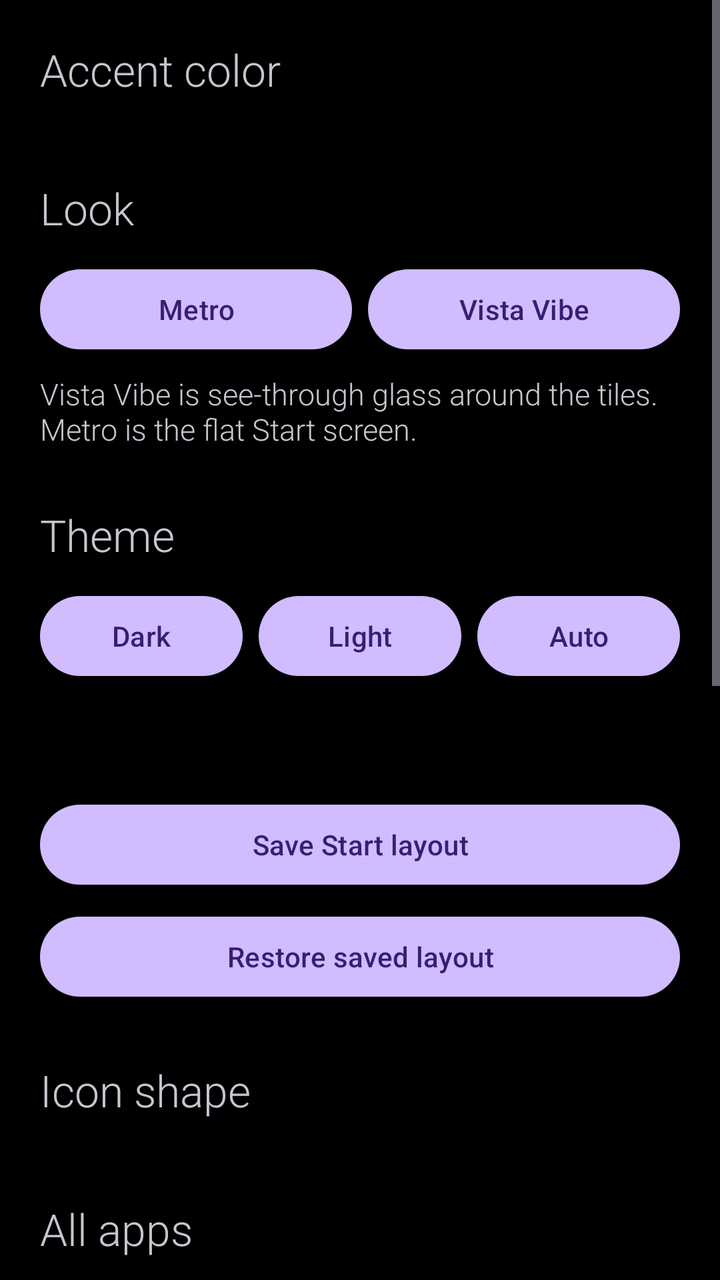
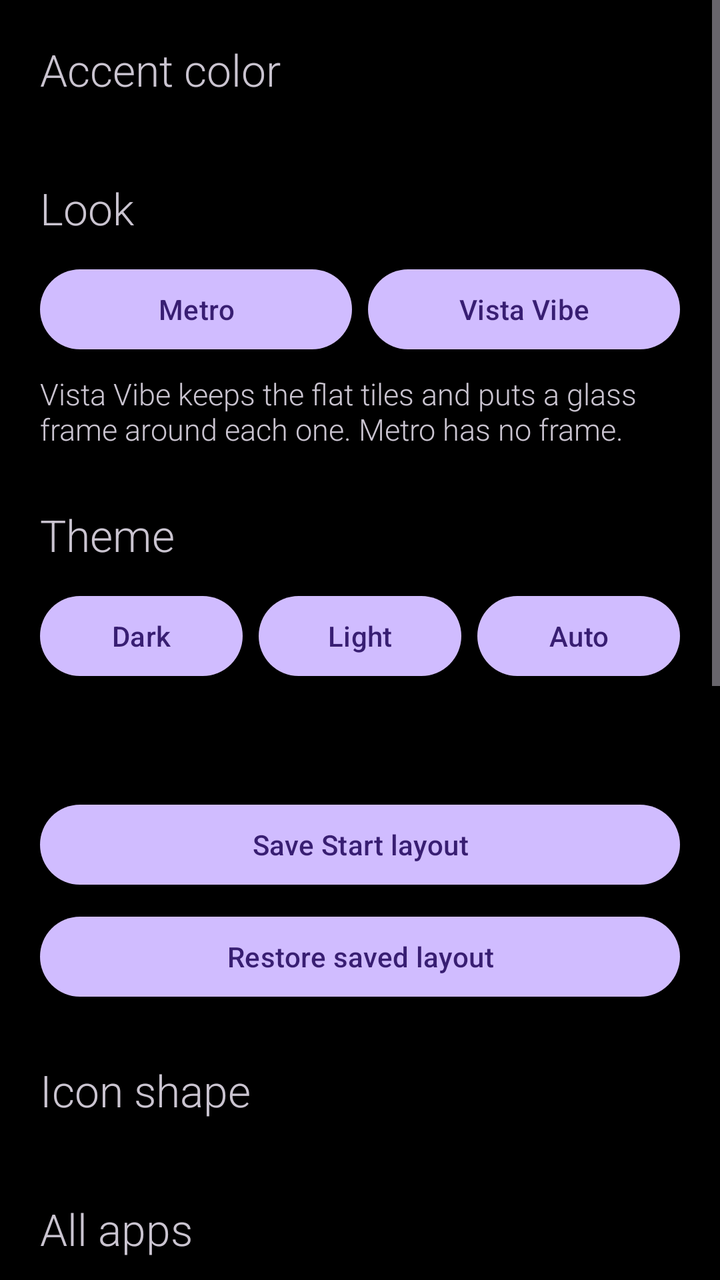

Screens rendered from an Android XML layout before and after an edit, with the pre-edit source and the edit as a unified diff.
<!-- AndroidManifest.xml: application theme Theme.Win10.Dark -->
<!-- res/layout/activity_settings.xml -->
<?xml version="1.0" encoding="utf-8"?>
<ScrollView xmlns:android="http://schemas.android.com/apk/res/android"
    android:layout_width="match_parent"
    android:layout_height="match_parent">

    <LinearLayout
        android:id="@+id/root"
        android:layout_width="match_parent"
        android:layout_height="wrap_content"
        android:orientation="vertical"
        android:padding="20dp">

        <TextView
            android:id="@+id/accentTitle"
            android:layout_width="wrap_content"
            android:layout_height="wrap_content"
            android:fontFamily="sans-serif-light"
            android:text="Accent color"
            android:textSize="22sp" />

        <androidx.recyclerview.widget.RecyclerView
            android:id="@+id/accentGrid"
            android:layout_width="match_parent"
            android:layout_height="wrap_content"
            android:layout_marginTop="12dp"
            android:nestedScrollingEnabled="false" />

        <TextView
            android:id="@+id/lookTitle"
            android:layout_width="wrap_content"
            android:layout_height="wrap_content"
            android:layout_marginTop="28dp"
            android:fontFamily="sans-serif-light"
            android:text="Look"
            android:textSize="22sp" />

        <LinearLayout
            android:layout_width="match_parent"
            android:layout_height="wrap_content"
            android:layout_marginTop="12dp"
            android:orientation="horizontal">

            <Button
                android:id="@+id/metroBtn"
                android:layout_width="0dp"
                android:layout_height="48dp"
                android:layout_weight="1"
                android:text="Metro" />

            <Button
                android:id="@+id/vistaBtn"
                android:layout_width="0dp"
                android:layout_height="48dp"
                android:layout_marginStart="8dp"
                android:layout_weight="1"
                android:text="Vista Vibe" />
        </LinearLayout>

        <TextView
            android:id="@+id/lookStatus"
            android:layout_width="match_parent"
            android:layout_height="wrap_content"
            android:layout_marginTop="8dp"
            android:fontFamily="sans-serif-light"
            android:text="Vista Vibe is see-through glass around the tiles. Metro is the flat Start screen."
            android:textSize="15sp" />

        <TextView
            android:id="@+id/themeTitle"
            android:layout_width="wrap_content"
            android:layout_height="wrap_content"
            android:layout_marginTop="28dp"
            android:fontFamily="sans-serif-light"
            android:text="Theme"
            android:textSize="22sp" />

        <LinearLayout
            android:layout_width="match_parent"
            android:layout_height="wrap_content"
            android:layout_marginTop="12dp"
            android:orientation="horizontal">

            <Button
                android:id="@+id/darkBtn"
                android:layout_width="0dp"
                android:layout_height="48dp"
                android:layout_weight="1"
                android:text="Dark" />

            <Button
                android:id="@+id/lightBtn"
                android:layout_width="0dp"
                android:layout_height="48dp"
                android:layout_weight="1"
                android:layout_marginStart="8dp"
                android:text="Light" />

            <Button
                android:id="@+id/sunBtn"
                android:layout_width="0dp"
                android:layout_height="48dp"
                android:layout_weight="1"
                android:layout_marginStart="8dp"
                android:text="Auto" />
        </LinearLayout>

        <TextView
            android:id="@+id/themeStatus"
            android:layout_width="match_parent"
            android:layout_height="wrap_content"
            android:layout_marginTop="8dp"
            android:fontFamily="sans-serif-light"
            android:textSize="15sp" />

        <Button
            android:id="@+id/saveBtn"
            android:layout_width="match_parent"
            android:layout_height="48dp"
            android:layout_marginTop="28dp"
            android:text="Save Start layout" />

        <Button
            android:id="@+id/restoreBtn"
            android:layout_width="match_parent"
            android:layout_height="48dp"
            android:layout_marginTop="8dp"
            android:text="Restore saved layout" />

        <TextView
            android:id="@+id/iconTitle"
            android:layout_width="wrap_content"
            android:layout_height="wrap_content"
            android:layout_marginTop="28dp"
            android:fontFamily="sans-serif-light"
            android:text="Icon shape"
            android:textSize="22sp" />

        <HorizontalScrollView
            android:layout_width="match_parent"
            android:layout_height="wrap_content"
            android:layout_marginTop="12dp"
            android:scrollbars="none">

            <LinearLayout
                android:id="@+id/iconShapes"
                android:layout_width="wrap_content"
                android:layout_height="wrap_content"
                android:orientation="horizontal" />
        </HorizontalScrollView>

        <TextView
            android:id="@+id/topTitle"
            android:layout_width="wrap_content"
            android:layout_height="wrap_content"
            android:layout_marginTop="28dp"
            android:fontFamily="sans-serif-light"
            android:text="All apps"
            android:textSize="22sp" />

        <TextView
            android:id="@+id/topBlurb"
            android:layout_width="match_parent"
            android:layout_height="wrap_content"
            android:layout_marginTop="8dp"
            android:fontFamily="sans-serif-light"
            android:text="New apps stay at the top until you open them. Under those, the apps you open most."
            android:textSize="15sp" />

        <LinearLayout
            android:layout_width="match_parent"
            android:layout_height="wrap_content"
            android:layout_marginTop="12dp"
            android:gravity="center_vertical"
            android:orientation="horizontal">

            <Button
                android:id="@+id/topMinus"
                android:layout_width="64dp"
                android:layout_height="48dp"
                android:text="−" />

            <TextView
                android:id="@+id/topCount"
                android:layout_width="0dp"
                android:layout_height="wrap_content"
                android:layout_weight="1"
                android:fontFamily="sans-serif-light"
                android:gravity="center"
                android:textSize="18sp" />

            <Button
                android:id="@+id/topPlus"
                android:layout_width="64dp"
                android:layout_height="48dp"
                android:text="+" />
        </LinearLayout>

        <TextView
            android:id="@+id/updateTitle"
            android:layout_width="wrap_content"
            android:layout_height="wrap_content"
            android:layout_marginTop="28dp"
            android:fontFamily="sans-serif-light"
            android:text="Updates"
            android:textSize="22sp" />

        <TextView
            android:id="@+id/updateStatus"
            android:layout_width="match_parent"
            android:layout_height="wrap_content"
            android:layout_marginTop="8dp"
            android:fontFamily="sans-serif-light"
            android:text="Checking for updates…"
            android:textSize="15sp" />

        <Button
            android:id="@+id/updateBtn"
            android:layout_width="match_parent"
            android:layout_height="48dp"
            android:layout_marginTop="12dp"
            android:text="Check for updates" />

        <TextView
            android:id="@+id/supportTitle"
            android:layout_width="wrap_content"
            android:layout_height="wrap_content"
            android:layout_marginTop="28dp"
            android:fontFamily="sans-serif-light"
            android:text="Support"
            android:textSize="22sp" />

        <TextView
            android:id="@+id/supportBlurb"
            android:layout_width="match_parent"
            android:layout_height="wrap_content"
            android:layout_marginTop="8dp"
            android:fontFamily="sans-serif-light"
            android:text="If a tile or the turn breaks on another device, send a report. It includes the device, Android version, and the last crash."
            android:textSize="15sp" />

        <Button
            android:id="@+id/diagBtn"
            android:layout_width="match_parent"
            android:layout_height="48dp"
            android:layout_marginTop="12dp"
            android:text="View diagnostics" />

        <Button
            android:id="@+id/reportBtn"
            android:layout_width="match_parent"
            android:layout_height="48dp"
            android:layout_marginTop="8dp"
            android:text="Send report" />

        <Button
            android:id="@+id/coffeeBtn"
            android:layout_width="match_parent"
            android:layout_height="48dp"
            android:layout_marginTop="8dp"
            android:text="Buy me a coffee" />
    </LinearLayout>
</ScrollView>
<!-- resources referenced by this layout -->
<resources>
  <style name="Theme.Win10.Dark" parent="Theme.Material3.Dark.NoActionBar">
          <item name="android:windowBackground">@color/wp_black</item>
          <item name="android:statusBarColor">@color/wp_black</item>
          <item name="android:navigationBarColor">@color/wp_black</item>
          <item name="android:windowDrawsSystemBarBackgrounds">true</item>
          <item name="android:windowLightStatusBar">false</item>
          <item name="android:windowLightNavigationBar">false</item>
          <item name="android:windowAnimationStyle">@style/Anim.Instant</item>
          <item name="android:windowDisablePreview">true</item>
      </style>
  <color name="wp_black">#FF000000</color>
  <style name="Anim.Instant" parent="@android:style/Animation">
          <item name="android:windowEnterAnimation">@anim/none</item>
          <item name="android:windowExitAnimation">@anim/none</item>
          <item name="android:activityOpenEnterAnimation">@anim/none</item>
          <item name="android:activityOpenExitAnimation">@anim/none</item>
          <item name="android:activityCloseEnterAnimation">@anim/none</item>
          <item name="android:activityCloseExitAnimation">@anim/none</item>
      </style>
</resources>

<!-- the commit's change to res/layout/activity_settings.xml (unified diff, before → after) -->
@@ -62,7 +62,7 @@
             android:layout_height="wrap_content"
             android:layout_marginTop="8dp"
             android:fontFamily="sans-serif-light"
-            android:text="Vista Vibe is see-through glass around the tiles. Metro is the flat Start screen."
+            android:text="Vista Vibe keeps the flat tiles and puts a glass frame around each one. Metro has no frame."
             android:textSize="15sp" />
 
         <TextView
